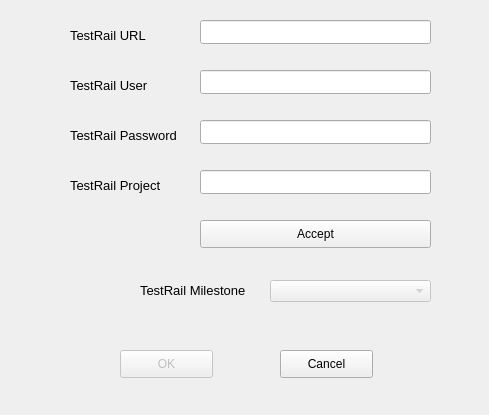
Qt form tools/auto-tester/src/ui/TestRailSelectorWindow.ui (vircadia/vircadia-native-core) before a commit.
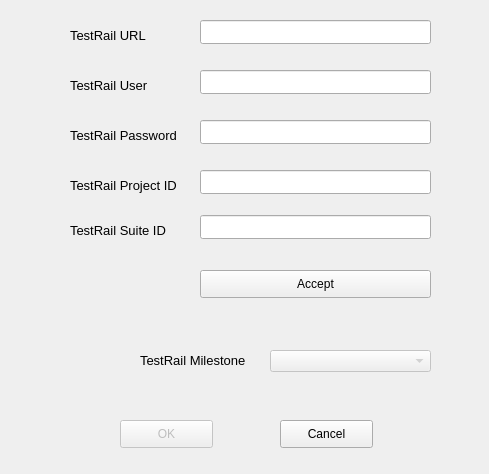
The same form after that commit.

Commit message: Problem = last test is created twice.

What changed in the file:
```diff
--- a/tools/auto-tester/src/ui/TestRailSelectorWindow.ui
+++ b/tools/auto-tester/src/ui/TestRailSelectorWindow.ui
@@ -7,7 +7,7 @@
     <x>0</x>
     <y>0</y>
     <width>489</width>
-    <height>415</height>
+    <height>474</height>
    </rect>
   </property>
   <property name="windowTitle">
@@ -74,7 +74,7 @@
    <property name="geometry">
     <rect>
      <x>120</x>
-     <y>350</y>
+     <y>420</y>
      <width>93</width>
      <height>28</height>
     </rect>
@@ -87,7 +87,7 @@
    <property name="geometry">
     <rect>
      <x>280</x>
-     <y>350</y>
+     <y>420</y>
      <width>93</width>
      <height>28</height>
     </rect>
@@ -155,14 +155,14 @@
     </font>
    </property>
    <property name="text">
-    <string>TestRail Project</string>
+    <string>TestRail Project ID</string>
    </property>
   </widget>
   <widget class="QPushButton" name="acceptButton">
    <property name="geometry">
     <rect>
      <x>200</x>
-     <y>220</y>
+     <y>270</y>
      <width>231</width>
      <height>28</height>
     </rect>
@@ -178,7 +178,7 @@
    <property name="geometry">
     <rect>
      <x>270</x>
-     <y>280</y>
+     <y>350</y>
      <width>161</width>
      <height>22</height>
     </rect>
@@ -191,7 +191,7 @@
    <property name="geometry">
     <rect>
      <x>140</x>
-     <y>280</y>
+     <y>350</y>
      <width>121</width>
      <height>20</height>
     </rect>
@@ -231,6 +231,37 @@
     <enum>QLineEdit::Normal</enum>
    </property>
   </widget>
+  <widget class="QLineEdit" name="suiteIDLineEdit">
+   <property name="geometry">
+    <rect>
+     <x>200</x>
+     <y>215</y>
+     <width>231</width>
+     <height>24</height>
+    </rect>
+   </property>
+   <property name="echoMode">
+    <enum>QLineEdit::Normal</enum>
+   </property>
+  </widget>
+  <widget class="QLabel" name="label_5">
+   <property name="geometry">
+    <rect>
+     <x>70</x>
+     <y>220</y>
+     <width>121</width>
+     <height>20</height>
+    </rect>
+   </property>
+   <property name="font">
+    <font>
+     <pointsize>10</pointsize>
+    </font>
+   </property>
+   <property name="text">
+    <string>TestRail Suite ID</string>
+   </property>
+  </widget>
  </widget>
  <layoutdefault spacing="6" margin="11"/>
  <resources/>
```
Left out of the diff: 13 changed lines with no effect on the pictures. The commit also changes 4 other files.
